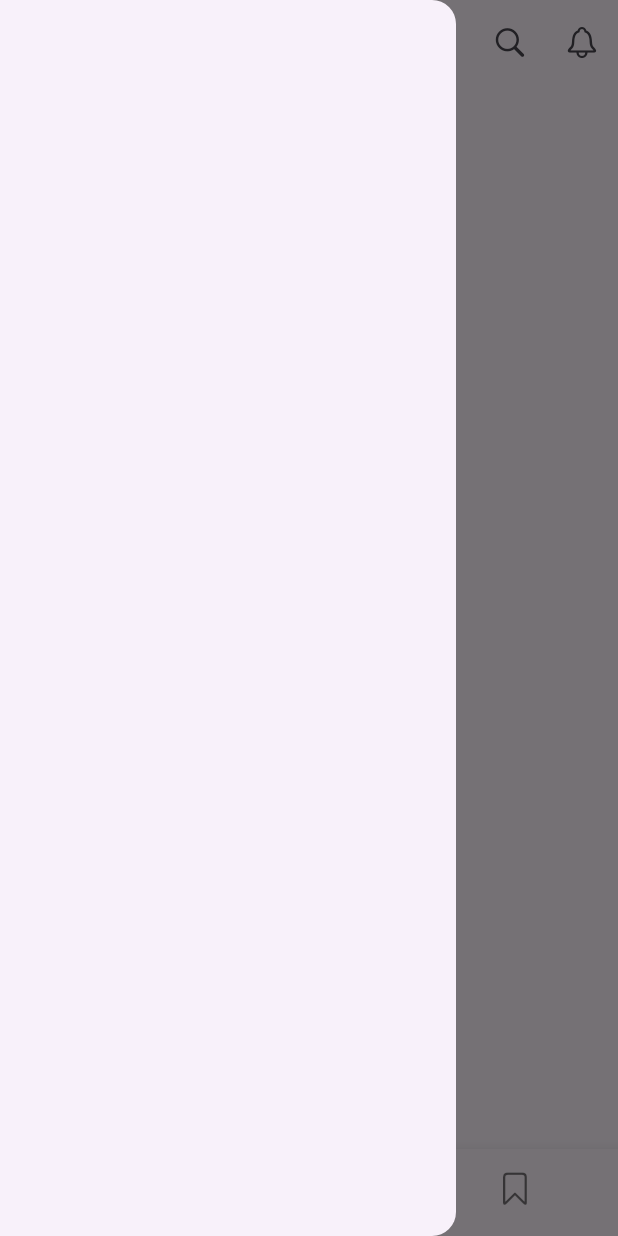
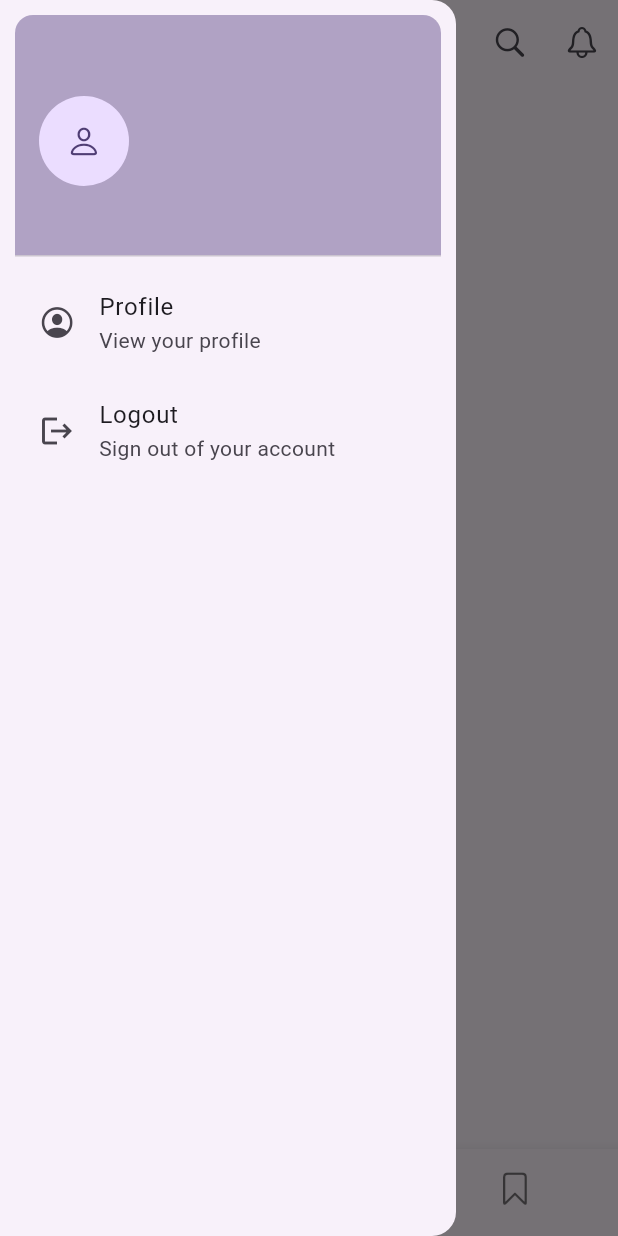
Before and after one commit to ChamikaCSA/movie-app, a Flutter app: the TabsScreen screen opened directly, item 2 of the bottom bar chosen, in the side drawer, after a tap on the "menu open" icon, on a phone screen of 412 x 824 dp. Run offline on Flutter 3.47's test engine with Material 3 defaults, Android fonts, the phone set to English and light mode, and no system bars; our stand-ins replace firebase_auth, firebase_core, flutter_cache_manager, flutter_dotenv, flutter_riverpod, flutter_svg and 1 more; accounts and stored records are empty; network calls fail.

Commit message:
chore: Added authentication with user profiling and data caching for API responses

```diff
--- a/lib/screens/tabs.dart
+++ b/lib/screens/tabs.dart
@@ -1,5 +1,7 @@
+import 'package:firebase_auth/firebase_auth.dart';
 import 'package:flutter/cupertino.dart';
 import 'package:flutter/material.dart';
+import 'package:movie_app/widgets/user_drawer.dart';
 
 import 'home.dart';
 import 'search.dart';
@@ -25,6 +27,9 @@ class _TabsScreenState extends State<TabsScreen> {
 
   @override
   Widget build(BuildContext context) {
+    var imageUrl = FirebaseAuth.instance.currentUser!.photoURL;
+    var displayName = FirebaseAuth.instance.currentUser!.displayName;
+
     return Scaffold(
       appBar: AppBar(
         title: _isSearching
@@ -66,7 +71,7 @@ class _TabsScreenState extends State<TabsScreen> {
           },
         ),
       ),
-      drawer: const Drawer(),
+      drawer: UserDrawer(imageUrl: imageUrl, displayName: displayName),
       body: _isSearching
           ? SearchScreen(query: _searchQuery)
           : _selectedIndex == 0
--- a/lib/services/movie_service.dart
+++ b/lib/services/movie_service.dart
@@ -1,4 +1,5 @@
 import 'dart:convert';
+import 'package:flutter_cache_manager/flutter_cache_manager.dart';
 import 'package:flutter_dotenv/flutter_dotenv.dart';
 import 'package:http/http.dart' as http;
 
@@ -8,55 +9,57 @@ import '../models/movie.dart';
 class MovieService {
   final String apiKey = dotenv.env['API_KEY']!;
   final String baseUrl = dotenv.env['BASE_URL']!;
+  final cacheManager = DefaultCacheManager();
 
-  Future<List<int>> fetchTopRatedMovies(page) async {
-    final response = await http.get(Uri.parse('$baseUrl/movie/top_rated?page=$page&api_key=$apiKey'));
-
-    if (response.statusCode == 200) {
-      final List<dynamic> movies = json.decode(response.body)['results'];
-      return movies.map<int>((movie) => movie['id'] as int).toList();
-    } else {
-      throw Exception('Failed to load top rated movies');
-    }
+  Future<List<int>> fetchTopRatedMovies(int page) async {
+    return _fetchMovies('/movie/top_rated', page: page);
   }
 
-  Future<List<int>> fetchPopularMovies(page) async {
-    final response = await http.get(Uri.parse('$baseUrl/movie/popular?page=$page&api_key=$apiKey'));
+  Future<List<int>> fetchPopularMovies(int page) async {
+    return _fetchMovies('/movie/popular', page: page);
+  }
 
-    if (response.statusCode == 200) {
-    final List<dynamic> movies = json.decode(response.body)['results'];
-      return movies.map<int>((movie) => movie['id'] as int).toList();
-    } else {
-      throw Exception('Failed to load popular movies');
-    }
+  Future<List<int>> searchMovies(String query) async {
+    return _fetchMovies('/search/movie', query: query);
   }
 
   Future<Movie> fetchMovieDetails(int movieId) async {
-    final detailsResponse = await http.get(Uri.parse('$baseUrl/movie/$movieId?api_key=$apiKey'));
-    final creditsResponse = await http.get(Uri.parse('$baseUrl/movie/$movieId/credits?api_key=$apiKey'));
+    final url =
+        '$baseUrl/movie/$movieId?api_key=$apiKey&append_to_response=credits';
+    final data = await _fetchData(url);
 
-    if (detailsResponse.statusCode == 200 && creditsResponse.statusCode == 200) {
-    final detailsData = json.decode(detailsResponse.body);
-    final creditsData = json.decode(creditsResponse.body);
-
-      final cast = (creditsData['cast'] as List<dynamic>)
-        .map((e) => Actor.fromJson(e as Map<String, dynamic>))
+    final cast = (data['credits']['cast'] as List<dynamic>)
+        .map<Actor>((actor) => Actor.fromJson(actor))
         .toList();
 
-    return Movie.fromJson(detailsData, cast);
-    } else {
-      throw Exception('Failed to load movie details');
-    }
+    return Movie.fromJson(data, cast);
   }
 
-  Future<List<int>> searchMovies(String query) async {
-    final response = await http.get(Uri.parse('$baseUrl/search/movie?query=$query&api_key=$apiKey'));
+  Future<List<int>> _fetchMovies(String endpoint,
+      {int page = 1, String? query}) async {
+    final url = query != null
+        ? '$baseUrl$endpoint?query=$query&api_key=$apiKey'
+        : '$baseUrl$endpoint?page=$page&api_key=$apiKey';
+    final data = await _fetchData(url);
+    return (data['results'] as List<dynamic>)
+        .map<int>((movie) => movie['id'] as int)
+        .toList();
+  }
 
+  Future<Map<String, dynamic>> _fetchData(String url) async {
+    var file = await cacheManager.getSingleFile(url);
+
+    if (file.existsSync()) {
+      final content = await file.readAsString();
+      return json.decode(content);
+    }
+
+    final response = await http.get(Uri.parse(url));
     if (response.statusCode == 200) {
-      final List<dynamic> movies = json.decode(response.body)['results'];
-      return movies.map<int>((movie) => movie['id'] as int).toList();
+      final data = json.decode(response.body);
+      return data;
     } else {
-      throw Exception('Failed to search movies');
+      throw Exception('Failed to fetch data from $url');
     }
   }
 }
--- /dev/null
+++ b/lib/widgets/user_drawer.dart
@@ -0,0 +1,65 @@
+import 'package:flutter/cupertino.dart';
+import 'package:flutter/material.dart';
+import 'package:movie_app/services/auth_service.dart';
+
+class UserDrawer extends StatelessWidget {
+  const UserDrawer({
+    super.key,
+    required this.imageUrl,
+    required this.displayName,
+  });
+
+  final String? imageUrl;
+  final String? displayName;
+
+  @override
+  Widget build(BuildContext context) {
+    return Drawer(
+        child: ListView(
+      padding: const EdgeInsets.all(10),
+      children: [
+        DrawerHeader(
+          decoration: BoxDecoration(
+            color: Theme.of(context).colorScheme.primary.withOpacity(0.5),
+            borderRadius: const BorderRadius.only(
+              topLeft: Radius.circular(12),
+              topRight: Radius.circular(12),
+            )
+          ),
+          child: Row(crossAxisAlignment: CrossAxisAlignment.center, children: [
+            CircleAvatar(
+              radius: 30,
+              child: imageUrl != null
+                  ? ClipRRect(
+                      borderRadius: BorderRadius.circular(30),
+                      child: Image.network(imageUrl!),
+                    )
+                  : const Icon(CupertinoIcons.person),
+            ),
+            const SizedBox(width: 10),
+            Text(displayName ?? '',
+                style: Theme.of(context).textTheme.titleLarge),
+          ]),
+        ),
+        ListTile(
+          leading: const Icon(CupertinoIcons.profile_circled),
+          title: const Text('Profile'),
+          subtitle: const Text('View your profile'),
+          shape: RoundedRectangleBorder(
+            borderRadius: BorderRadius.circular(12),
+          ),
+          onTap: () {},
+        ),
+        ListTile(
+          leading: const Icon(Icons.logout),
+          title: const Text('Logout'),
+          subtitle: const Text('Sign out of your account'),
+          shape: RoundedRectangleBorder(
+            borderRadius: BorderRadius.circular(12),
+          ),
+          onTap: AuthService().signOut,
+        ),
+      ],
+    ));
+  }
+}
--- a/pubspec.yaml
+++ b/pubspec.yaml
@@ -39,6 +39,11 @@ dependencies:
   http: ^1.2.2
   flutter_riverpod: ^2.5.1
   flutter_dotenv: ^5.1.0
+  flutter_svg: ^2.0.10+1
+  firebase_core: ^2.24.2
+  firebase_auth: ^4.16.0
+  fluttertoast: ^8.2.8
+  flutter_cache_manager: ^3.4.1
 
 dev_dependencies:
   flutter_test:
@@ -65,6 +70,7 @@ flutter:
   # To add assets to your application, add an assets section, like this:
   assets:
     - .env
+    - assets/images/
 
 
   # An image asset can refer to one or more resolution-specific "variants", see
```
Also changed, not shown: lib/main.dart (+21 -2 lines), lib/screens/login.dart (added, +166 -0 lines), lib/screens/sign_up.dart (added, +203 -0 lines), lib/screens/welcome.dart (+72 -9 lines), lib/services/auth_service.dart (added, +66 -0 lines), assets/images/login.svg (added), assets/images/signup.svg (added), assets/images/welcome.svg (added), firebase.json (added), lib/firebase_options.dart (added), lib/providers/movie_provider.dart (line endings or trailing spaces), lib/screens/home.dart (line endings or trailing spaces), pubspec.lock, 9 other files.
